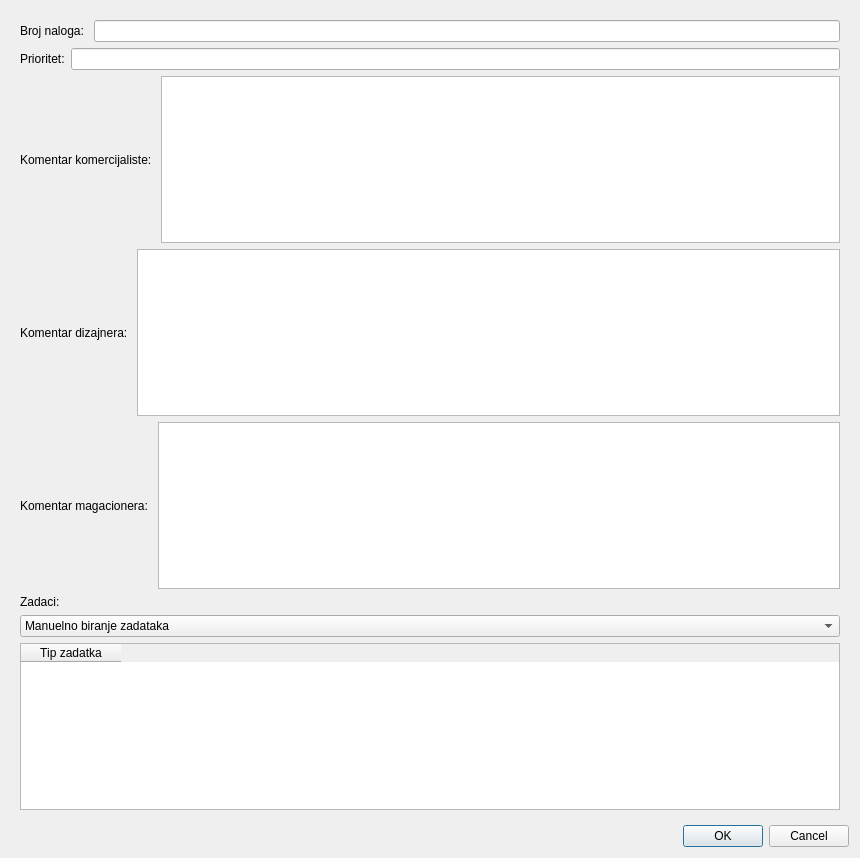
This is gui/POVI/commanddialog.ui in Loptica23/POVI as Qt 5 draws it before an edit. The edited form follows.
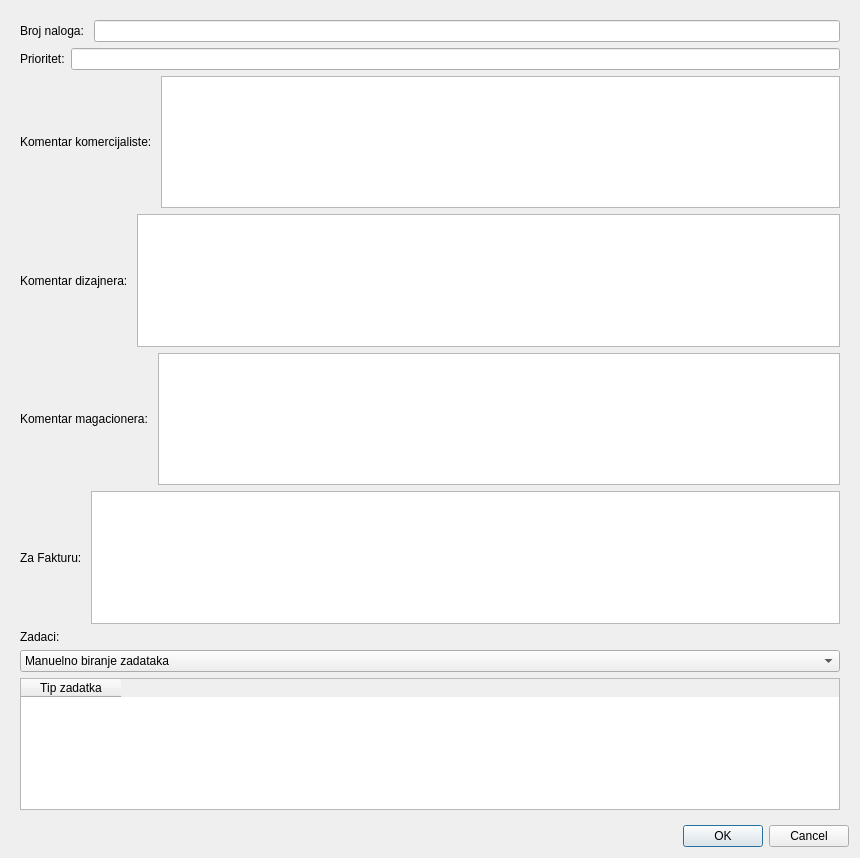
This is the edited form.

Commit message: Working on invoices for tasks. There is few crashes which should be fixedremoveWidget(ui->storekeeper);.

```diff
--- a/gui/POVI/commanddialog.ui
+++ b/gui/POVI/commanddialog.ui
@@ -160,6 +160,34 @@
         </layout>
        </widget>
       </item>
+      <item>
+       <widget class="QWidget" name="invoice" native="true">
+        <layout class="QHBoxLayout" name="horizontalLayout_6">
+         <property name="leftMargin">
+          <number>0</number>
+         </property>
+         <property name="topMargin">
+          <number>0</number>
+         </property>
+         <property name="rightMargin">
+          <number>0</number>
+         </property>
+         <property name="bottomMargin">
+          <number>0</number>
+         </property>
+         <item>
+          <widget class="QLabel" name="label_7">
+           <property name="text">
+            <string>Za Fakturu: </string>
+           </property>
+          </widget>
+         </item>
+         <item>
+          <widget class="QTextEdit" name="textEdit"/>
+         </item>
+        </layout>
+       </widget>
+      </item>
       <item>
        <widget class="QWidget" name="tasks" native="true">
         <layout class="QVBoxLayout" name="verticalLayout_3">
```
The commit also changes 9 other files.
